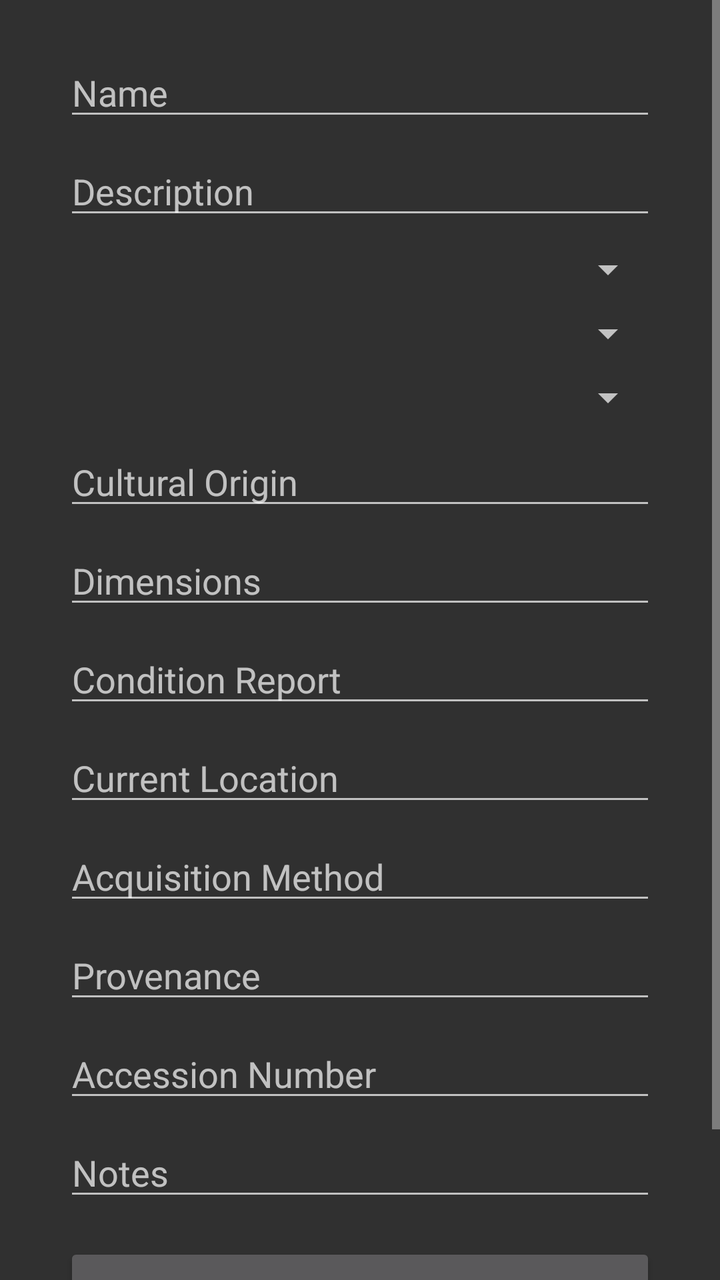
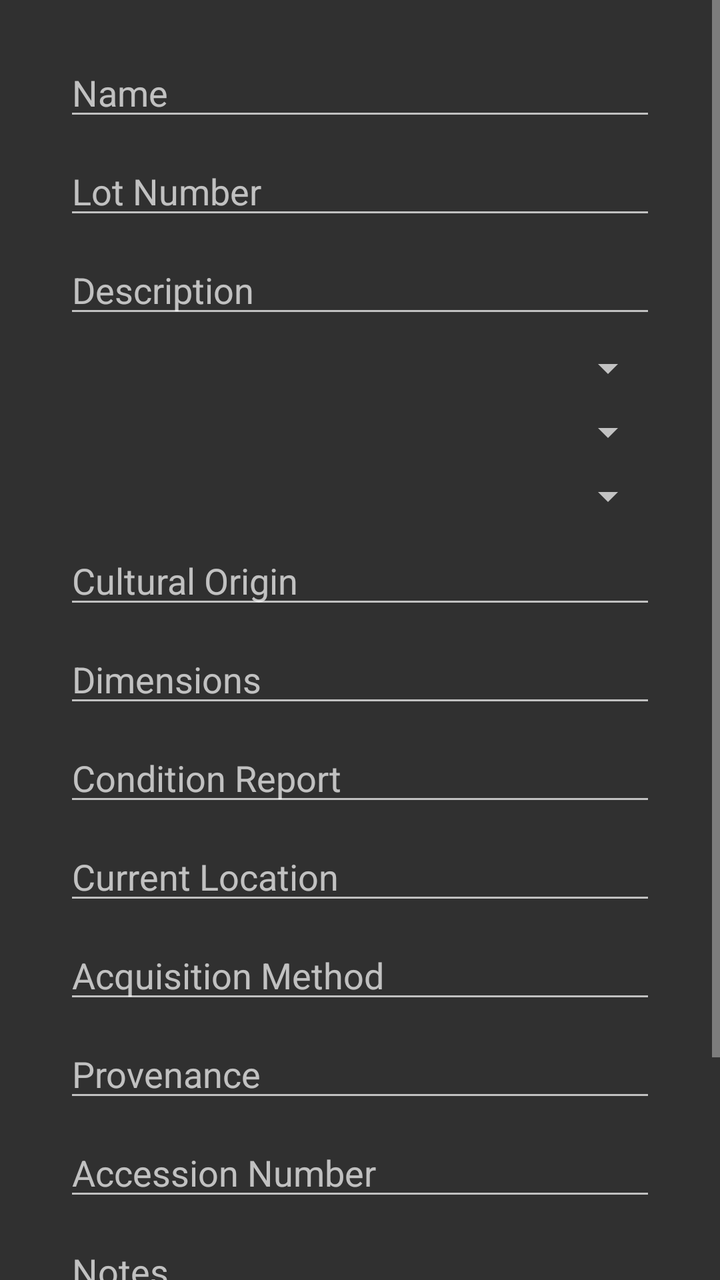

Screens rendered from an Android XML layout before and after an edit, with the pre-edit source and the edit as a unified diff.
<!-- AndroidManifest.xml: application theme Theme.AppCompat -->
<!-- res/layout/fragment_add_item.xml -->
<?xml version="1.0" encoding="utf-8"?>
<ScrollView
    xmlns:android="http://schemas.android.com/apk/res/android"
    xmlns:app="http://schemas.android.com/apk/res-auto"
    xmlns:tools="http://schemas.android.com/tools"
    android:layout_width="match_parent"
    android:layout_height="match_parent"
    android:fillViewport="true">

    <androidx.constraintlayout.widget.ConstraintLayout xmlns:android="http://schemas.android.com/apk/res/android"
        xmlns:app="http://schemas.android.com/apk/res-auto"
        xmlns:tools="http://schemas.android.com/tools"
        android:layout_width="match_parent"
        android:layout_height="match_parent"
        tools:context=".AddItemFragment">

        
        <EditText
            android:id="@+id/editTextName"
            android:layout_width="0dp"
            android:layout_height="wrap_content"
            android:layout_marginStart="32dp"
            android:layout_marginTop="24dp"
            android:layout_marginEnd="32dp"
            android:ems="10"
            android:hint="Name"
            android:inputType="text"
            app:layout_constraintEnd_toEndOf="parent"
            app:layout_constraintStart_toStartOf="parent"
            app:layout_constraintTop_toTopOf="parent" />

        
        <EditText
            android:id="@+id/editTextDescription"
            android:layout_width="0dp"
            android:layout_height="wrap_content"
            android:layout_marginStart="32dp"
            android:layout_marginTop="8dp"
            android:layout_marginEnd="32dp"
            android:ems="10"
            android:hint="Description"
            android:inputType="textMultiLine"
            app:layout_constraintEnd_toEndOf="parent"
            app:layout_constraintStart_toStartOf="parent"
            app:layout_constraintTop_toBottomOf="@id/editTextName" />

        
        <Spinner
            android:id="@+id/spinnerPeriod"
            android:layout_width="0dp"
            android:layout_height="wrap_content"
            android:layout_marginStart="32dp"
            android:layout_marginTop="8dp"
            android:layout_marginEnd="32dp"
            app:layout_constraintEnd_toEndOf="parent"
            app:layout_constraintStart_toStartOf="parent"
            app:layout_constraintTop_toBottomOf="@id/editTextDescription" />

        
        <Spinner
            android:id="@+id/spinnerCategory1"
            android:layout_width="0dp"
            android:layout_height="wrap_content"
            android:layout_marginStart="32dp"
            android:layout_marginTop="8dp"
            android:layout_marginEnd="32dp"
            app:layout_constraintEnd_toEndOf="parent"
            app:layout_constraintStart_toStartOf="parent"
            app:layout_constraintTop_toBottomOf="@id/spinnerPeriod" />

        
        <Spinner
            android:id="@+id/spinnerMaterial"
            android:layout_width="0dp"
            android:layout_height="wrap_content"
            android:layout_marginStart="32dp"
            android:layout_marginTop="8dp"
            android:layout_marginEnd="32dp"
            app:layout_constraintEnd_toEndOf="parent"
            app:layout_constraintStart_toStartOf="parent"
            app:layout_constraintTop_toBottomOf="@id/spinnerCategory1" />

        
        <EditText
            android:id="@+id/editCulturalOrigin"
            android:layout_width="0dp"
            android:layout_height="wrap_content"
            android:layout_marginStart="32dp"
            android:layout_marginTop="8dp"
            android:layout_marginEnd="32dp"
            android:hint="Cultural Origin"
            android:inputType="text"
            app:layout_constraintEnd_toEndOf="parent"
            app:layout_constraintStart_toStartOf="parent"
            app:layout_constraintTop_toBottomOf="@id/spinnerMaterial" />

        
        <EditText
            android:id="@+id/editDimensions"
            android:layout_width="0dp"
            android:layout_height="wrap_content"
            android:layout_marginStart="32dp"
            android:layout_marginTop="8dp"
            android:layout_marginEnd="32dp"
            android:hint="Dimensions"
            android:inputType="text"
            app:layout_constraintEnd_toEndOf="parent"
            app:layout_constraintStart_toStartOf="parent"
            app:layout_constraintTop_toBottomOf="@id/editCulturalOrigin" />

        
        <EditText
            android:id="@+id/editConditionReport"
            android:layout_width="0dp"
            android:layout_height="wrap_content"
            android:layout_marginStart="32dp"
            android:layout_marginTop="8dp"
            android:layout_marginEnd="32dp"
            android:hint="Condition Report"
            android:inputType="textMultiLine"
            app:layout_constraintEnd_toEndOf="parent"
            app:layout_constraintStart_toStartOf="parent"
            app:layout_constraintTop_toBottomOf="@id/editDimensions" />

        
        <EditText
            android:id="@+id/editCurrentLocation"
            android:layout_width="0dp"
            android:layout_height="wrap_content"
            android:layout_marginStart="32dp"
            android:layout_marginTop="8dp"
            android:layout_marginEnd="32dp"
            android:hint="Current Location"
            android:inputType="text"
            app:layout_constraintEnd_toEndOf="parent"
            app:layout_constraintStart_toStartOf="parent"
            app:layout_constraintTop_toBottomOf="@id/editConditionReport" />

        
        <EditText
            android:id="@+id/editAccMethod"
            android:layout_width="0dp"
            android:layout_height="wrap_content"
            android:layout_marginStart="32dp"
            android:layout_marginTop="8dp"
            android:layout_marginEnd="32dp"
            android:hint="Acquisition Method"
            android:inputType="text"
            app:layout_constraintEnd_toEndOf="parent"
            app:layout_constraintStart_toStartOf="parent"
            app:layout_constraintTop_toBottomOf="@id/editCurrentLocation" />

        
        <EditText
            android:id="@+id/editProvenance"
            android:layout_width="0dp"
            android:layout_height="wrap_content"
            android:layout_marginStart="32dp"
            android:layout_marginTop="8dp"
            android:layout_marginEnd="32dp"
            android:hint="Provenance"
            android:inputType="textMultiLine"
            app:layout_constraintEnd_toEndOf="parent"
            app:layout_constraintStart_toStartOf="parent"
            app:layout_constraintTop_toBottomOf="@id/editAccMethod" />

        
        <EditText
            android:id="@+id/editAccNum"
            android:layout_width="0dp"
            android:layout_height="wrap_content"
            android:layout_marginStart="32dp"
            android:layout_marginTop="8dp"
            android:layout_marginEnd="32dp"
            android:hint="Accession Number"
            android:inputType="text"
            app:layout_constraintEnd_toEndOf="parent"
            app:layout_constraintStart_toStartOf="parent"
            app:layout_constraintTop_toBottomOf="@id/editProvenance" />

        
        <EditText
            android:id="@+id/editNotes"
            android:layout_width="0dp"
            android:layout_height="wrap_content"
            android:layout_marginStart="32dp"
            android:layout_marginTop="8dp"
            android:layout_marginEnd="32dp"
            android:hint="Notes"
            android:inputType="textMultiLine"
            app:layout_constraintEnd_toEndOf="parent"
            app:layout_constraintStart_toStartOf="parent"
            app:layout_constraintTop_toBottomOf="@id/editAccNum" />

        
        <Button
            android:id="@+id/buttonUploadImg"
            android:layout_width="0dp"
            android:layout_height="wrap_content"
            android:layout_marginStart="32dp"
            android:layout_marginTop="16dp"
            android:layout_marginEnd="32dp"
            android:text="Upload image"
            app:layout_constraintEnd_toEndOf="parent"
            app:layout_constraintStart_toStartOf="parent"
            app:layout_constraintTop_toBottomOf="@+id/editNotes" />

        
        <Button
            android:id="@+id/buttonAdd"
            android:layout_width="0dp"
            android:layout_height="wrap_content"
            android:layout_marginStart="32dp"
            android:layout_marginTop="8dp"
            android:layout_marginEnd="32dp"
            android:text="Submit"
            app:layout_constraintEnd_toEndOf="parent"
            app:layout_constraintStart_toStartOf="parent"
            app:layout_constraintTop_toBottomOf="@+id/buttonUploadImg" />



    </androidx.constraintlayout.widget.ConstraintLayout>
</ScrollView>
<!-- resources referenced by this layout -->
<resources>

</resources>

<!-- the commit's change to res/layout/fragment_add_item.xml (unified diff, before → after) -->
@@ -7,9 +7,7 @@
     android:layout_height="match_parent"
     android:fillViewport="true">
 
-    <androidx.constraintlayout.widget.ConstraintLayout xmlns:android="http://schemas.android.com/apk/res/android"
-        xmlns:app="http://schemas.android.com/apk/res-auto"
-        xmlns:tools="http://schemas.android.com/tools"
+    <androidx.constraintlayout.widget.ConstraintLayout
         android:layout_width="match_parent"
         android:layout_height="match_parent"
         tools:context=".AddItemFragment">
@@ -22,12 +20,29 @@
             android:layout_marginStart="32dp"
             android:layout_marginTop="24dp"
             android:layout_marginEnd="32dp"
+            android:layout_marginBottom="8dp"
             android:ems="10"
             android:hint="Name"
             android:inputType="text"
+            app:layout_constraintBottom_toTopOf="@+id/editTextLotnum"
             app:layout_constraintEnd_toEndOf="parent"
             app:layout_constraintStart_toStartOf="parent"
             app:layout_constraintTop_toTopOf="parent" />
+
+        
+        <EditText
+            android:id="@+id/editTextLotnum"
+            android:layout_width="0dp"
+            android:layout_height="wrap_content"
+            android:layout_marginStart="32dp"
+            android:layout_marginTop="8dp"
+            android:layout_marginEnd="32dp"
+            android:ems="10"
+            android:hint="Lot Number"
+            android:inputType="text"
+            app:layout_constraintEnd_toEndOf="parent"
+            app:layout_constraintStart_toStartOf="parent"
+            app:layout_constraintTop_toBottomOf="@id/editTextName" />
 
         
         <EditText
@@ -42,7 +57,7 @@
             android:inputType="textMultiLine"
             app:layout_constraintEnd_toEndOf="parent"
             app:layout_constraintStart_toStartOf="parent"
-            app:layout_constraintTop_toBottomOf="@id/editTextName" />
+            app:layout_constraintTop_toBottomOf="@id/editTextLotnum" />
 
         
         <Spinner
